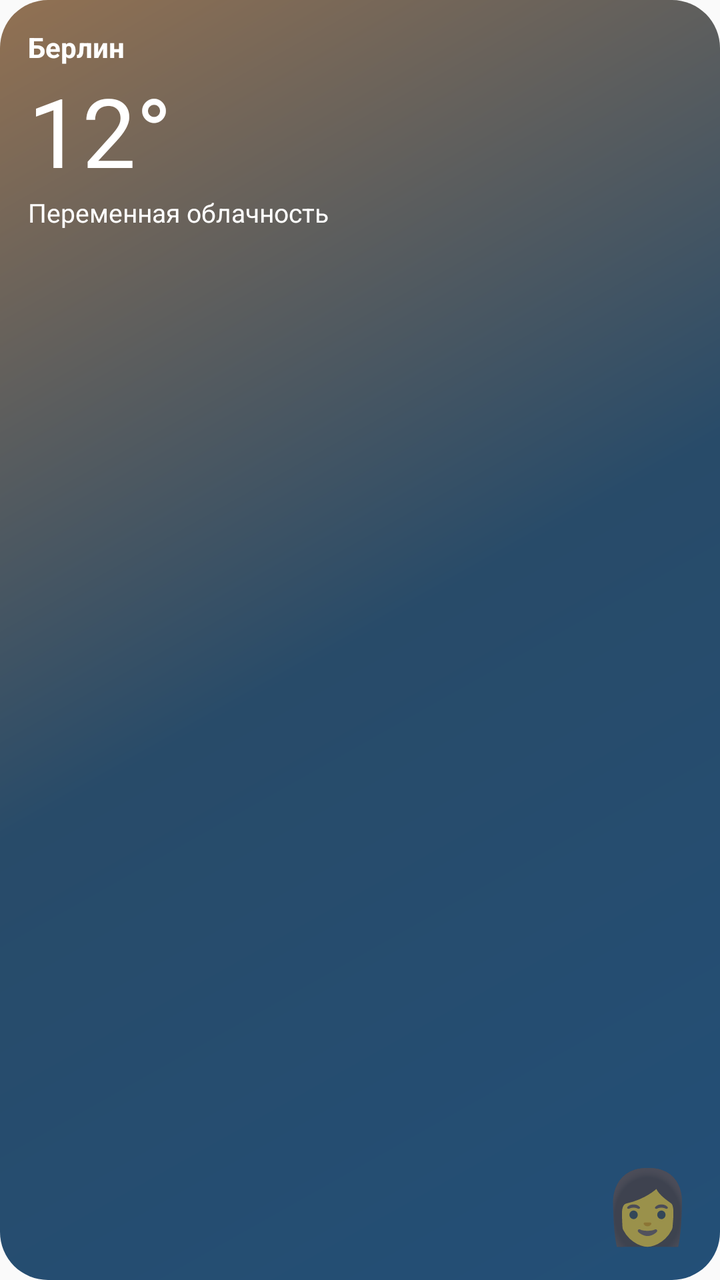
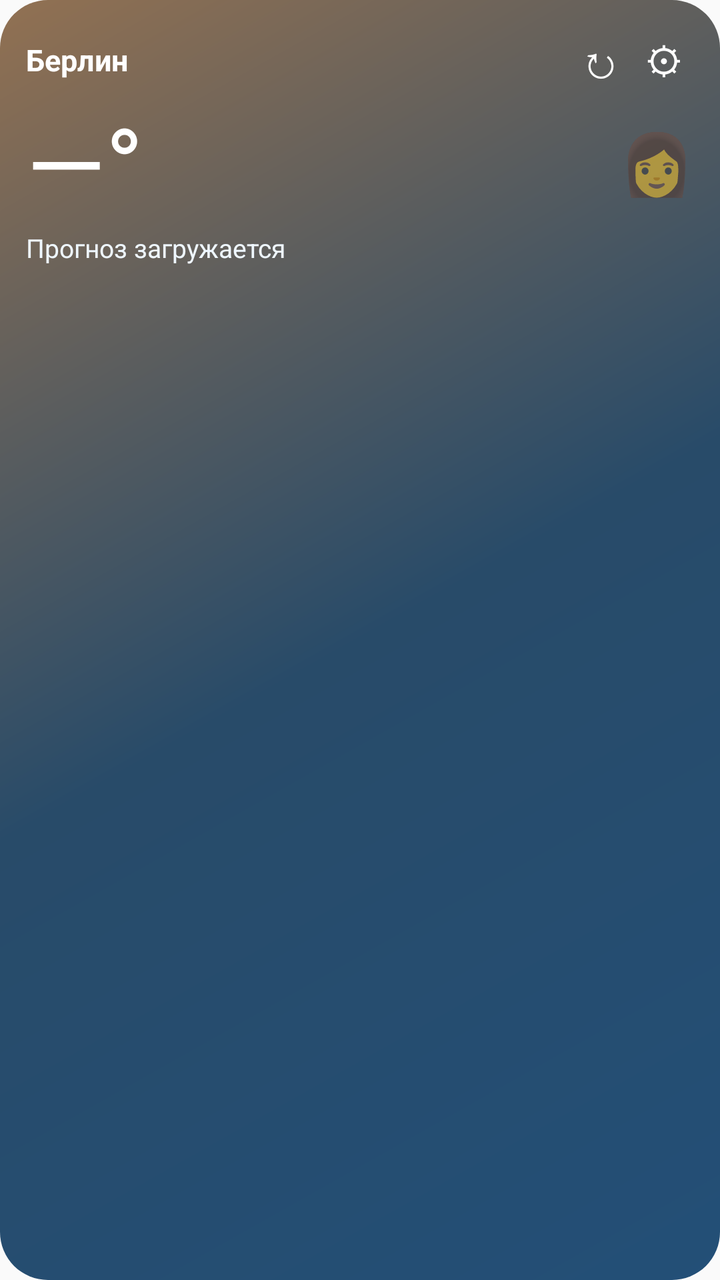

Two renders of the same Android screen: before a commit and after it. Below are the layout's source before the change and the commit's diff.
<!-- AndroidManifest.xml: application theme android:Theme.Material.Light.NoActionBar -->
<!-- res/layout/weather_widget.xml -->
<LinearLayout xmlns:android="http://schemas.android.com/apk/res/android"
    android:id="@+id/widget_root" android:orientation="vertical"
    android:background="@drawable/widget_bg" android:padding="14dp"
    android:layout_width="match_parent" android:layout_height="match_parent">
    <TextView android:id="@+id/widget_city" android:text="Берлин"
        android:textSize="14sp" android:textStyle="bold" android:textColor="#FFFFFF"
        android:layout_width="wrap_content" android:layout_height="wrap_content"/>
    <TextView android:id="@+id/widget_temp" android:text="12°"
        android:textSize="48sp" android:textColor="#FFFFFF"
        android:layout_width="wrap_content" android:layout_height="wrap_content"/>
    <TextView android:id="@+id/widget_summary" android:text="Переменная облачность"
        android:textSize="13sp" android:textColor="#FFFFFF"
        android:layout_width="match_parent" android:layout_height="wrap_content"/>
    <TextView android:id="@+id/widget_people" android:text="👩"
        android:gravity="right|bottom" android:textSize="36sp"
        android:layout_weight="1" android:layout_width="match_parent" android:layout_height="0dp"/>
</LinearLayout>
<!-- resources referenced by this layout -->
<resources>
  <!-- drawable widget_bg (drawable) -->
  <shape xmlns:android="http://schemas.android.com/apk/res/android" android:shape="rectangle">
      <corners android:radius="24dp"/>
      <gradient android:angle="135" android:startColor="#234F77" android:centerColor="#284B69" android:endColor="#927152"/>
  </shape>
</resources>

<!-- the commit's change to res/layout/weather_widget.xml (unified diff, before → after) -->
@@ -1,17 +1,36 @@
 <LinearLayout xmlns:android="http://schemas.android.com/apk/res/android"
-    android:id="@+id/widget_root" android:orientation="vertical"
-    android:background="@drawable/widget_bg" android:padding="14dp"
-    android:layout_width="match_parent" android:layout_height="match_parent">
-    <TextView android:id="@+id/widget_city" android:text="Берлин"
-        android:textSize="14sp" android:textStyle="bold" android:textColor="#FFFFFF"
-        android:layout_width="wrap_content" android:layout_height="wrap_content"/>
-    <TextView android:id="@+id/widget_temp" android:text="12°"
-        android:textSize="48sp" android:textColor="#FFFFFF"
-        android:layout_width="wrap_content" android:layout_height="wrap_content"/>
-    <TextView android:id="@+id/widget_summary" android:text="Переменная облачность"
-        android:textSize="13sp" android:textColor="#FFFFFF"
-        android:layout_width="match_parent" android:layout_height="wrap_content"/>
-    <TextView android:id="@+id/widget_people" android:text="👩"
-        android:gravity="right|bottom" android:textSize="36sp"
-        android:layout_weight="1" android:layout_width="match_parent" android:layout_height="0dp"/>
+    android:id="@+id/widget_root" android:layout_width="match_parent"
+    android:layout_height="match_parent" android:orientation="vertical"
+    android:background="@drawable/widget_bg" android:padding="13dp">
+    <LinearLayout android:layout_width="match_parent" android:layout_height="wrap_content"
+        android:gravity="center_vertical" android:orientation="horizontal">
+        <TextView android:id="@+id/widget_city" android:layout_width="0dp"
+            android:layout_weight="1" android:layout_height="wrap_content" android:singleLine="true"
+            android:ellipsize="end" android:text="Берлин" android:textStyle="bold"
+            android:textSize="15sp" android:textColor="#FFFFFF"/>
+        <TextView android:id="@+id/widget_refresh" android:layout_width="34dp"
+            android:layout_height="34dp" android:gravity="center" android:text="↻"
+            android:textSize="23sp" android:textColor="#FFFFFF" android:contentDescription="Обновить погоду"/>
+        <TextView android:id="@+id/widget_edit" android:layout_width="30dp"
+            android:layout_height="34dp" android:gravity="center" android:text="⚙"
+            android:textSize="19sp" android:textColor="#FFFFFF" android:contentDescription="Настроить модули"/>
+    </LinearLayout>
+    <LinearLayout android:id="@+id/widget_hero" android:layout_width="match_parent"
+        android:layout_height="wrap_content" android:orientation="vertical">
+        <LinearLayout android:layout_width="match_parent" android:layout_height="wrap_content"
+            android:gravity="center_vertical" android:orientation="horizontal">
+            <TextView android:id="@+id/widget_temp" android:layout_width="wrap_content"
+                android:layout_height="wrap_content" android:text="—°" android:textSize="51sp"
+                android:textColor="#FFFFFF"/>
+            <TextView android:id="@+id/widget_people" android:layout_width="0dp"
+                android:layout_weight="1" android:layout_height="wrap_content"
+                android:gravity="right|center_vertical" android:text="👩"
+                android:textSize="30sp"/>
+        </LinearLayout>
+        <TextView android:id="@+id/widget_summary" android:layout_width="match_parent"
+            android:layout_height="wrap_content" android:text="Прогноз загружается"
+            android:textSize="13sp" android:textColor="#EFF7FF" android:paddingBottom="8dp"/>
+    </LinearLayout>
+    <LinearLayout android:id="@+id/widget_modules" android:layout_width="match_parent"
+        android:layout_height="wrap_content" android:orientation="vertical"/>
 </LinearLayout>
